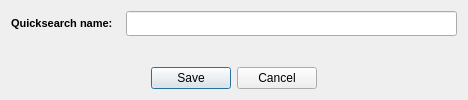
Above: ui/quicksearch/ui_quicksearch_new.ui from isogeo/isogeo-plugin-qgis before the change. Below: the same form after it.
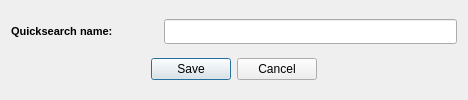
That is the form after the change. Icons and pictures are not drawn.

```diff
--- a/ui/quicksearch/ui_quicksearch_new.ui
+++ b/ui/quicksearch/ui_quicksearch_new.ui
@@ -57,19 +57,6 @@
    <bool>true</bool>
   </property>
   <layout class="QGridLayout" name="gridLayout">
-   <item colspan="3" column="0" row="1">
-    <spacer name="verticalSpacer">
-     <property name="orientation">
-      <enum>Qt::Vertical</enum>
-     </property>
-     <property name="sizeHint" stdset="0">
-      <size>
-       <width>20</width>
-       <height>62</height>
-      </size>
-     </property>
-    </spacer>
-   </item>
    <item column="0" row="0">
     <widget class="QLabel" name="lbl_title">
      <property name="minimumSize">
@@ -99,7 +86,17 @@
      </property>
     </widget>
    </item>
-   <item colspan="4" column="0" row="2">
+   <item colspan="2" column="1" row="0">
+    <widget class="QLineEdit" name="txt_quicksearch_name">
+     <property name="minimumSize">
+      <size>
+       <width>50</width>
+       <height>25</height>
+      </size>
+     </property>
+    </widget>
+   </item>
+   <item colspan="3" column="0" row="1">
     <widget class="QDialogButtonBox" name="btn_save_cancel">
      <property name="orientation">
       <enum>Qt::Horizontal</enum>
@@ -112,16 +109,6 @@
      </property>
     </widget>
    </item>
-   <item colspan="3" column="1" row="0">
-    <widget class="QLineEdit" name="txt_quicksearch_name">
-     <property name="minimumSize">
-      <size>
-       <width>50</width>
-       <height>25</height>
-      </size>
-     </property>
-    </widget>
-   </item>
   </layout>
  </widget>
  <connections>
```
Left out of the diff: 5 changed lines with no effect on the pictures.
